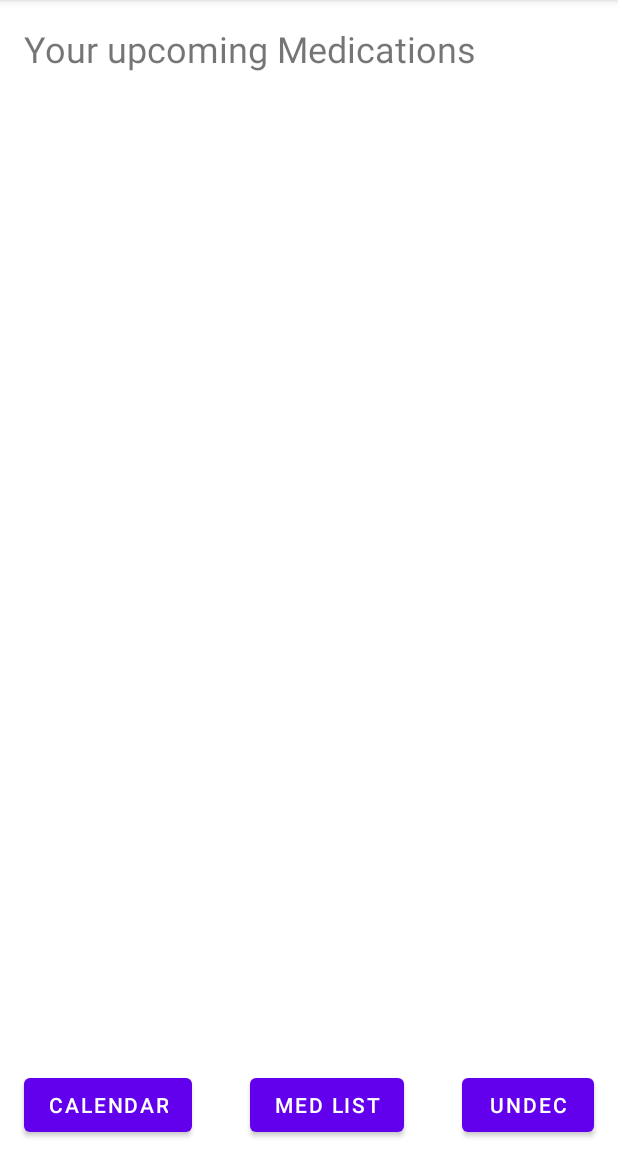
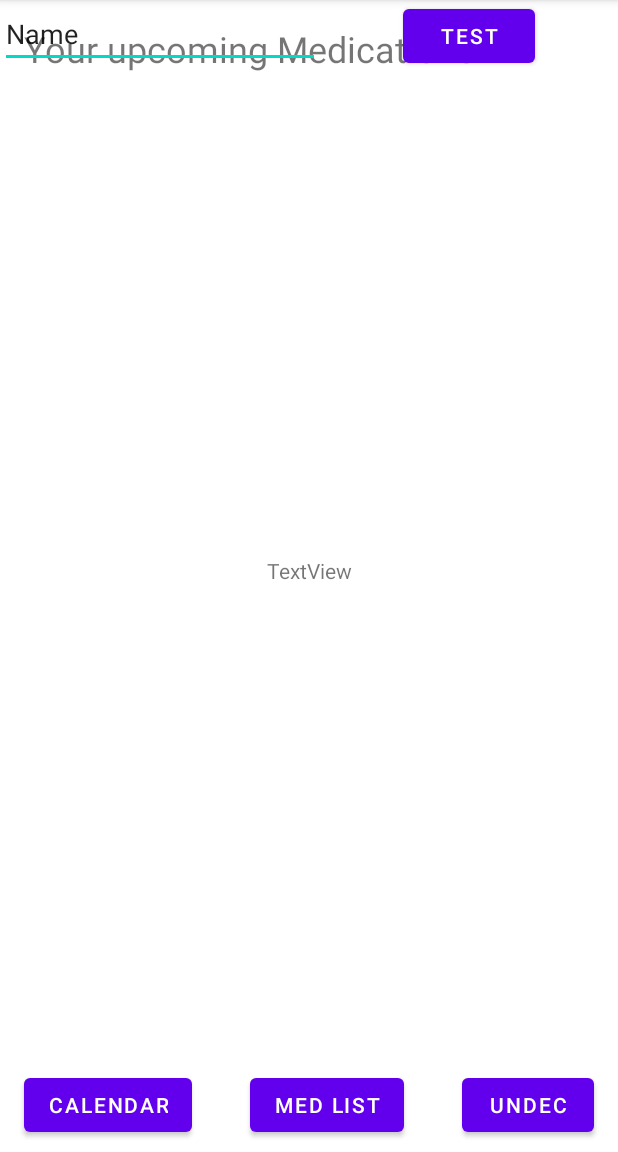
Before and after one commit to ETS-Android3/Project, an Android app: the mainPage screen opened directly, with no data from a screen before it, on a phone screen of 412 x 824 dp, the part 84-1236 px from its top. Run offline under Robolectric (Android 15) with nearby library versions, the phone set to English and light mode, and no system bars.

```diff
--- a/MedicationReminderApplication/app/src/main/res/layout/activity_main_page.xml
+++ b/MedicationReminderApplication/app/src/main/res/layout/activity_main_page.xml
@@ -18,10 +18,10 @@
         app:layout_constraintTop_toTopOf="parent" />
 
     <ListView
-        android:layout_width="413dp"
-        android:layout_height="620dp"
-        tools:layout_editor_absoluteX="-3dp"
-        tools:layout_editor_absoluteY="49dp" />
+        android:layout_width="132dp"
+        android:layout_height="292dp"
+        tools:layout_editor_absoluteX="16dp"
+        tools:layout_editor_absoluteY="80dp" />
 
     <Button
         android:id="@+id/btnCalendar"
@@ -54,4 +54,34 @@
         android:text="undec"
         app:layout_constraintBottom_toBottomOf="parent"
         app:layout_constraintEnd_toEndOf="parent" />
+
+    <Button
+        android:id="@+id/btnTest"
+        android:layout_width="wrap_content"
+        android:layout_height="wrap_content"
+        android:onClick="onClick"
+        android:text="test"
+        app:layout_constraintEnd_toEndOf="parent"
+        app:layout_constraintStart_toEndOf="@+id/editTxtGTIN"
+        tools:layout_editor_absoluteY="469dp" />
+
+    <EditText
+        android:id="@+id/editTxtGTIN"
+        android:layout_width="wrap_content"
+        android:layout_height="wrap_content"
+        android:ems="10"
+        android:inputType="textPersonName"
+        android:text="Name"
+        app:layout_constraintStart_toStartOf="parent"
+        tools:layout_editor_absoluteY="472dp" />
+
+    <TextView
+        android:id="@+id/txtTest"
+        android:layout_width="wrap_content"
+        android:layout_height="wrap_content"
+        android:text="TextView"
+        app:layout_constraintBottom_toBottomOf="@+id/btnMedList"
+        app:layout_constraintEnd_toEndOf="parent"
+        app:layout_constraintStart_toStartOf="parent"
+        app:layout_constraintTop_toTopOf="parent" />
 </androidx.constraintlayout.widget.ConstraintLayout>
```
Also changed, not shown: MedicationReminderApplication/app/src/main/java/com/example/medicationreminderapplication/DataController.java (+78 -11 lines), MedicationReminderApplication/app/src/main/java/com/example/medicationreminderapplication/mainPage.java (+13 -0 lines).
